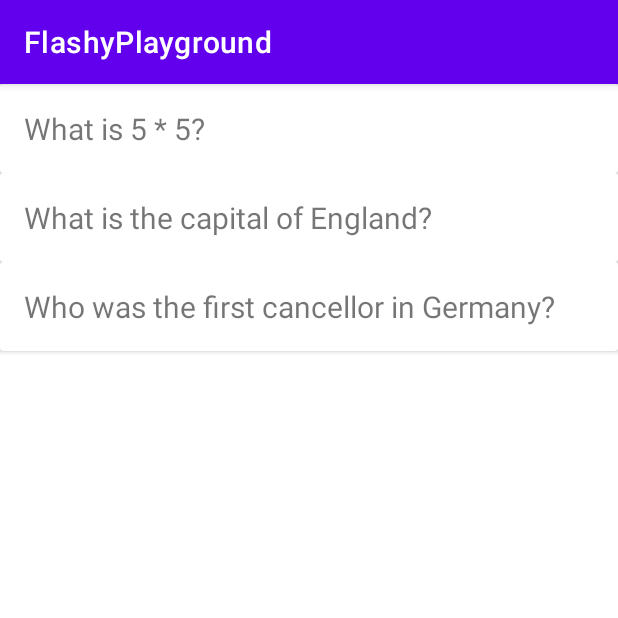
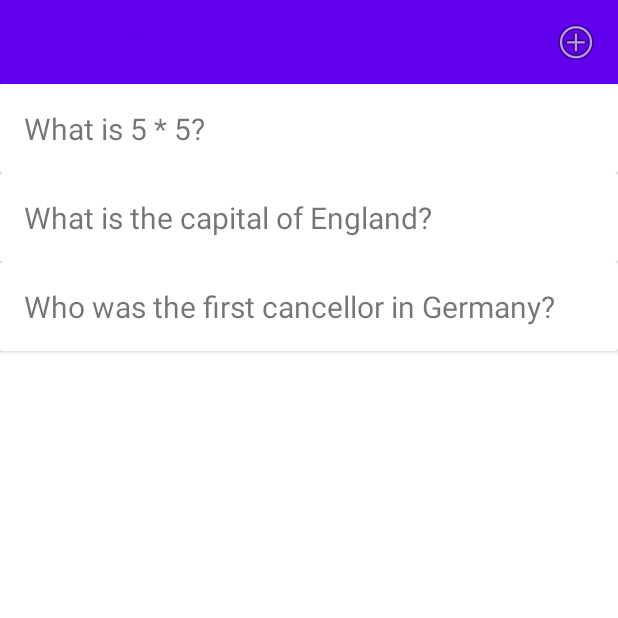
Before and after one commit to alex-058/android-flashy-firebase-auth, an Android app: the screen it shows after launch (FlashcardListActivity), on a phone screen of 412 x 824 dp, the top half of it. Run offline under Robolectric (Android 15) with nearby library versions, the phone set to English and light mode, and no system bars.

Commit message:
Added Toolbar support in listActivity with trigger for first Intent to FlashcardActivity

```diff
--- a/app/src/main/java/org/othr/flashyplayground/activities/FlashcardActivity.kt
+++ b/app/src/main/java/org/othr/flashyplayground/activities/FlashcardActivity.kt
@@ -43,7 +43,6 @@ class FlashcardActivity : AppCompatActivity() {
                 binding.flashcardFront.text.clear()
                 binding.flashcardBack.text.clear()
                 binding.flashcardFront.requestFocus()
-
             }
 
             else {
--- a/app/src/main/java/org/othr/flashyplayground/activities/FlashcardListActivity.kt
+++ b/app/src/main/java/org/othr/flashyplayground/activities/FlashcardListActivity.kt
@@ -1,7 +1,10 @@
 package org.othr.flashyplayground.activities
 
+import android.content.Intent
 import androidx.appcompat.app.AppCompatActivity
 import android.os.Bundle
+import android.view.Menu
+import android.view.MenuItem
 import org.othr.flashyplayground.R
 import org.othr.flashyplayground.databinding.ActivityFlashcardListBinding
 import androidx.recyclerview.widget.LinearLayoutManager
@@ -29,5 +32,28 @@ class FlashcardListActivity : AppCompatActivity() {
         binding.recyclerViewFlashcards.layoutManager = layoutManager
         binding.recyclerViewFlashcards.adapter = FlashcardAdapter(app.flashcards)
 
+        // Setup toolbar for add functionality (Actionbar)
+        binding.toolbar.title = title
+        setSupportActionBar(binding.toolbar)
+
+    }
+
+    // Get reference to actual menu buttons from menu resource
+    override fun onCreateOptionsMenu(menu: Menu): Boolean {
+        menuInflater.inflate(R.menu.menu_flashcard_list, menu)
+        return super.onCreateOptionsMenu(menu)
+    }
+
+    // event handling for items in toolbar
+    override fun onOptionsItemSelected(item: MenuItem): Boolean {
+        when (item.itemId) {
+            R.id.add_item -> {
+                // launch FlashcardActivity
+                val launcherIntent = Intent(this, FlashcardActivity::class.java)
+                startActivityForResult(launcherIntent, 0)
+            }
+        }
+
+        return super.onOptionsItemSelected(item)
     }
 }
--- a/app/src/main/res/layout/activity_flashcard_list.xml
+++ b/app/src/main/res/layout/activity_flashcard_list.xml
@@ -1,10 +1,28 @@
 <?xml version="1.0" encoding="utf-8"?>
-<androidx.constraintlayout.widget.ConstraintLayout xmlns:android="http://schemas.android.com/apk/res/android"
+<androidx.coordinatorlayout.widget.CoordinatorLayout
+    xmlns:android="http://schemas.android.com/apk/res/android"
     xmlns:app="http://schemas.android.com/apk/res-auto"
     xmlns:tools="http://schemas.android.com/tools"
     android:layout_width="match_parent"
     android:layout_height="match_parent"
     tools:context=".activities.FlashcardListActivity">
+
+    <com.google.android.material.appbar.AppBarLayout
+        android:layout_width="match_parent"
+        android:layout_height="wrap_content"
+        android:background="@color/purple_500"
+        android:fitsSystemWindows="true"
+        app:elevation="0dip"
+        app:theme="@style/ThemeOverlay.AppCompat.Dark.ActionBar">
+
+
+        <androidx.appcompat.widget.Toolbar
+            android:id="@+id/toolbar"
+            android:layout_width="match_parent"
+            android:layout_height="wrap_content"
+            app:titleTextColor="@color/purple_500" />
+
+    </com.google.android.material.appbar.AppBarLayout>
 
     <androidx.recyclerview.widget.RecyclerView
         android:id="@+id/recyclerViewFlashcards"
@@ -13,4 +31,4 @@
         android:scrollbars="vertical"
         app:layout_behavior="@string/appbar_scrolling_view_behavior" />
 
-</androidx.constraintlayout.widget.ConstraintLayout>
+</androidx.coordinatorlayout.widget.CoordinatorLayout>
--- /dev/null
+++ b/app/src/main/res/menu/menu_flashcard_list.xml
@@ -0,0 +1,9 @@
+<?xml version="1.0" encoding="utf-8"?>
+<menu xmlns:android="http://schemas.android.com/apk/res/android"
+    xmlns:app="http://schemas.android.com/apk/res-auto">
+    <item
+        android:id="@+id/add_item"
+        android:icon="@android:drawable/ic_menu_add"
+        android:title="@string/menu_addFlashcard"
+        app:showAsAction="always"/>
+</menu>
--- a/app/src/main/res/values-night/themes.xml
+++ b/app/src/main/res/values-night/themes.xml
@@ -1,6 +1,6 @@
 <resources xmlns:tools="http://schemas.android.com/tools">
     <!-- Base application theme. -->
-    <style name="Theme.FlashyPlayground" parent="Theme.MaterialComponents.DayNight.DarkActionBar">
+    <style name="Theme.FlashyPlayground" parent="Theme.MaterialComponents.DayNight.NoActionBar">
         <!-- Primary brand color. -->
         <item name="colorPrimary">@color/purple_200</item>
         <item name="colorPrimaryVariant">@color/purple_700</item>
--- a/app/src/main/res/values/strings.xml
+++ b/app/src/main/res/values/strings.xml
@@ -3,4 +3,5 @@
     <string name="hint_frontFlashcardContent">What is your question?</string>
     <string name="hint_backFlashcardContent">And your answer here</string>
     <string name="btn_saveFlashcard">Save</string>
+    <string name="menu_addFlashcard">Add</string>
 </resources>
--- a/app/src/main/res/values/themes.xml
+++ b/app/src/main/res/values/themes.xml
@@ -1,6 +1,6 @@
 <resources xmlns:tools="http://schemas.android.com/tools">
     <!-- Base application theme. -->
-    <style name="Theme.FlashyPlayground" parent="Theme.MaterialComponents.DayNight.DarkActionBar">
+    <style name="Theme.FlashyPlayground" parent="Theme.MaterialComponents.DayNight.NoActionBar">
         <!-- Primary brand color. -->
         <item name="colorPrimary">@color/purple_500</item>
         <item name="colorPrimaryVariant">@color/purple_700</item>
```
